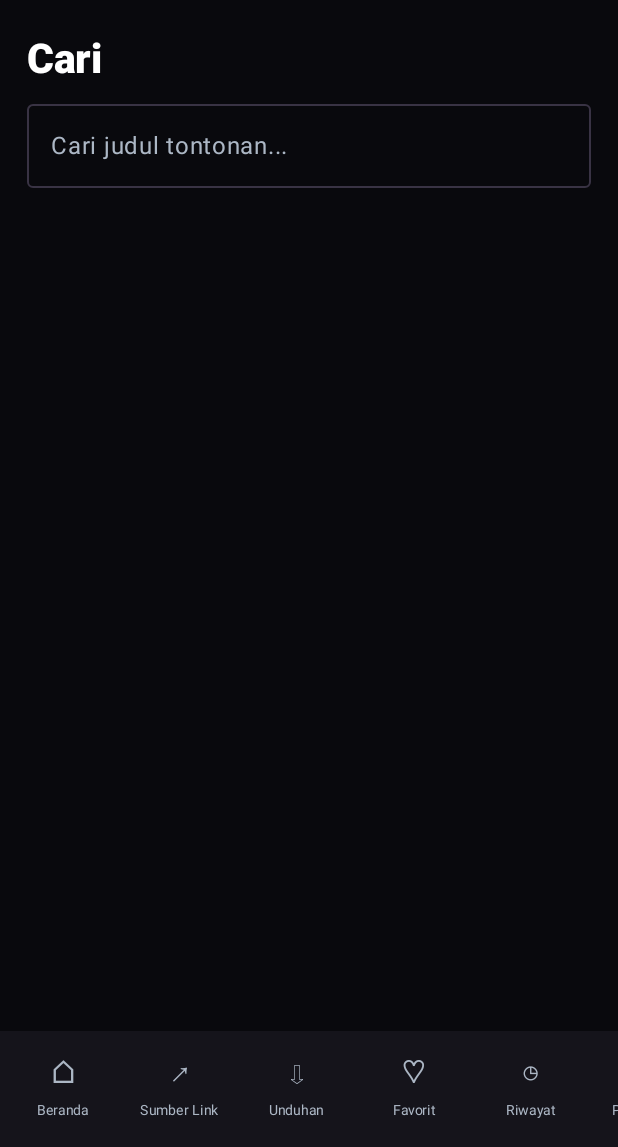
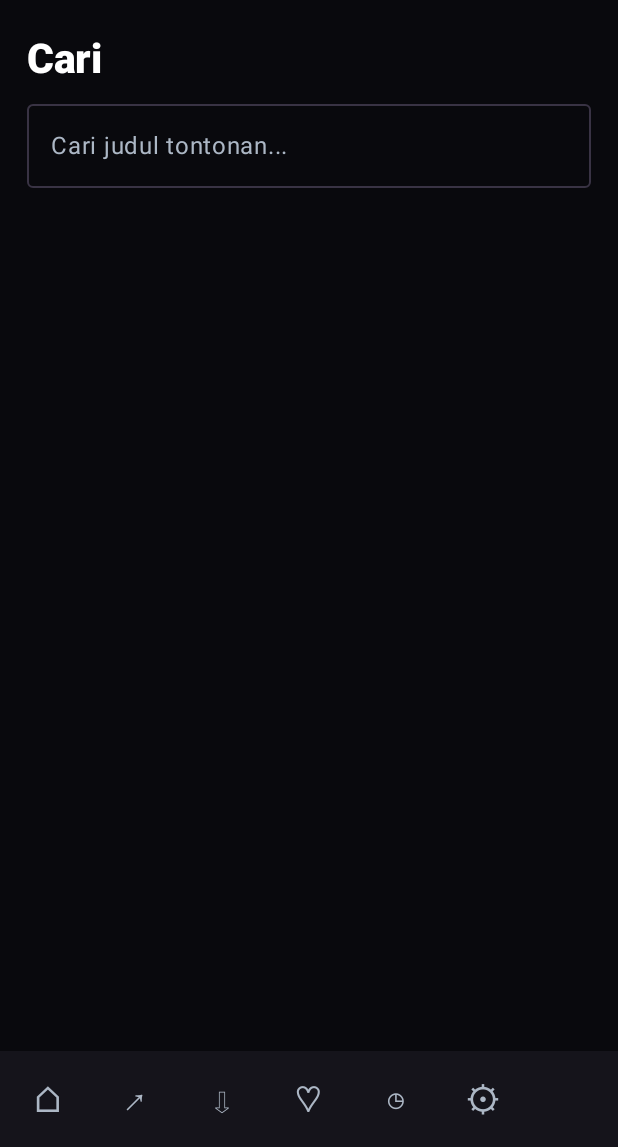
Before and after one commit to genjur84/GENJUR-STREAM, an Android app built with Jetpack Compose: the screen it shows after launch (MainActivity), after a tap on an icon or button, on a phone screen of 412 x 824 dp, the part 89-1236 px from its top. Run offline under Robolectric (Android 15) with nearby library versions, the phone set to English and light mode, and no system bars; pictures from the network do not load; 1 statement that could not run was skipped.

Commit message:
Show bottom navigation icons without labels

```diff
--- a/app/src/main/java/com/genjur/stream/MainActivity.kt
+++ b/app/src/main/java/com/genjur/stream/MainActivity.kt
@@ -862,18 +862,14 @@ fun GenjurStreamHome(activity: MainActivity, onOpenSources: () -> Unit = {}) {
                     // Pencarian tetap berada di ikon kaca pembesar bagian atas.
                     listOf("Beranda" to "⌂", "Sumber Link" to "↗", "Unduhan" to "⇩", "Favorit" to "♡", "Riwayat" to "◷", "Pengaturan" to "⚙").forEach { (tab, glyph) ->
                         Column(
-                            modifier = Modifier.width(if (tvLayout) 104.dp else 76.dp).clickable {
+                            modifier = Modifier.width(if (tvLayout) 104.dp else 56.dp).clickable {
                                 selectedTab = tab
-                            }.padding(vertical = 5.dp),
+                            }.padding(vertical = 8.dp),
                             horizontalAlignment = Alignment.CenterHorizontally,
                             verticalArrangement = Arrangement.Center
                         ) {
                             Text(glyph, color = if (selectedTab == tab) Green else Muted,
-                                fontSize = if (tvLayout) 23.sp else 21.sp, maxLines = 1)
-                            Text(tab, color = if (selectedTab == tab) Green else Muted,
-                                fontSize = if (tvLayout) 12.sp else 9.sp,
-                                fontWeight = if (selectedTab == tab) FontWeight.Bold else FontWeight.Normal,
-                                maxLines = 1, softWrap = false)
+                                fontSize = if (tvLayout) 25.sp else 24.sp, maxLines = 1)
                         }
                     }
                 }
```
